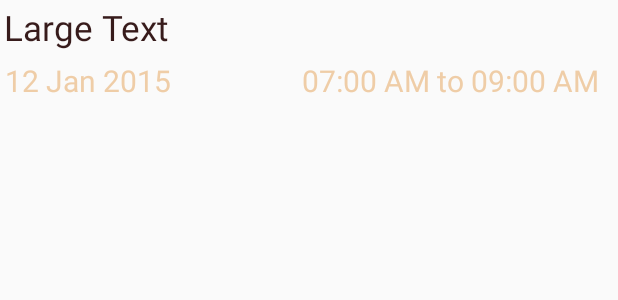
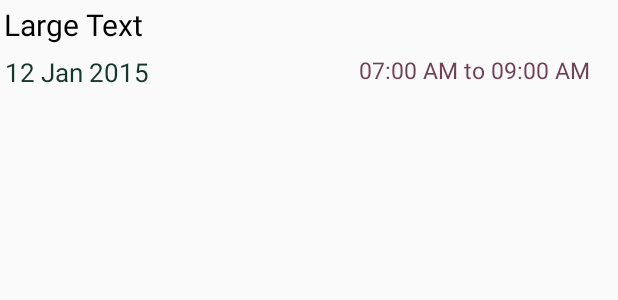
Before and after one commit to cyberpirate92/droidSilencer, an Android app: the layout event_list_item.xml on its own in the app's theme, with its tools: preview values and no code run, on a phone screen of 412 x 824 dp. Shown: the top 300 px of the screen. Run offline under Robolectric (Android 15) with nearby library versions, the phone set to English and light mode, and no system bars.

```diff
--- a/app/src/main/java/com/raviteja/silencer/SilenceEvent.java
+++ b/app/src/main/java/com/raviteja/silencer/SilenceEvent.java
@@ -86,7 +86,7 @@ public class SilenceEvent {
         h2 = silenceTo.get(Calendar.HOUR_OF_DAY);
         m1 = silenceFrom.get(Calendar.MINUTE);
         m2 = silenceTo.get(Calendar.MINUTE);
-        return format(h1) + " : "+format(m1) + " - " + format(h2) + " : "+ format(m2);
+        return format(h1) + ":"+format(m1) + " - " + format(h2) + ":"+ format(m2);
     }
 
     public static String format(int n) // returns a 0-padded string representation of a number
--- a/app/src/main/res/layout/event_list_item.xml
+++ b/app/src/main/res/layout/event_list_item.xml
@@ -1,23 +1,25 @@
 <?xml version="1.0" encoding="utf-8"?>
 <LinearLayout xmlns:android="http://schemas.android.com/apk/res/android"
     android:orientation="vertical" android:layout_width="match_parent"
-    android:layout_height="match_parent">
-
+    android:layout_height="match_parent"
+    android:background="#03FFFFFF">
     <TextView
         android:layout_width="match_parent"
         android:layout_height="wrap_content"
         android:textAppearance="?android:attr/textAppearanceMedium"
         android:text="Large Text"
         android:padding="2.5dp"
-        android:textSize="23sp"
+        android:paddingLeft="0.5dp"
+        android:textSize="20sp"
         android:id="@+id/tvDescription"
-        android:textColor="#ff371b1b"/>
+        android:textColor="#000000"/>
 
     <LinearLayout
         android:orientation="horizontal"
         android:layout_width="match_parent"
         android:layout_height="wrap_content"
-        android:weightSum="10">
+        android:weightSum="10"
+        android:paddingBottom="7dp">
 
         <TextView
             android:layout_width="wrap_content"
@@ -25,23 +27,25 @@
             android:textAppearance="?android:attr/textAppearanceSmall"
             android:text="12 Jan 2015"
             android:textAlignment="textEnd"
-            android:textSize="20sp"
+            android:textSize="17sp"
             android:layout_gravity="end"
-            android:textColor="#EFCDA7"
+            android:textColor="#ff16372d"
             android:layout_weight="9"
             android:id="@+id/tvDate"
-            android:padding="3dp"/>
+            android:padding="3dp"
+            android:paddingLeft="0.5dp"/>
 
         <TextView
             android:layout_width="wrap_content"
             android:layout_height="wrap_content"
             android:textAppearance="?android:attr/textAppearanceSmall"
             android:text="07:00 AM to 09:00 AM"
-            android:textSize="20sp"
+            android:textSize="15sp"
             android:layout_weight="1"
-            android:textColor="#EFCDA7"
+            android:textColor="#ff713f56"
             android:id="@+id/tvTimeRange"
-            android:padding="3dp"/>
+            android:padding="3dp"
+            android:paddingLeft="0.5dp"/>
 
     </LinearLayout>
 </LinearLayout>
```
Also changed, not shown: app/src/main/java/com/raviteja/silencer/EventListAdapter.java (+6 -4 lines), app/src/main/java/com/raviteja/silencer/MasterDB.java (+0 -8 lines), app/src/main/res/drawable/gradient.xml (added, +11 -0 lines), app/src/main/res/layout/activity_main.xml (+6 -4 lines), app/src/main/assets/fonts/CalendasPlus.otf (added), app/src/main/assets/fonts/CalendasPlusWebfont.ttf (added), app/src/main/assets/fonts/Haymaker.ttf (added), app/src/main/assets/fonts/KlinicSlabBook.otf (deleted), app/src/main/assets/fonts/KlinicSlabLight.otf (deleted).
